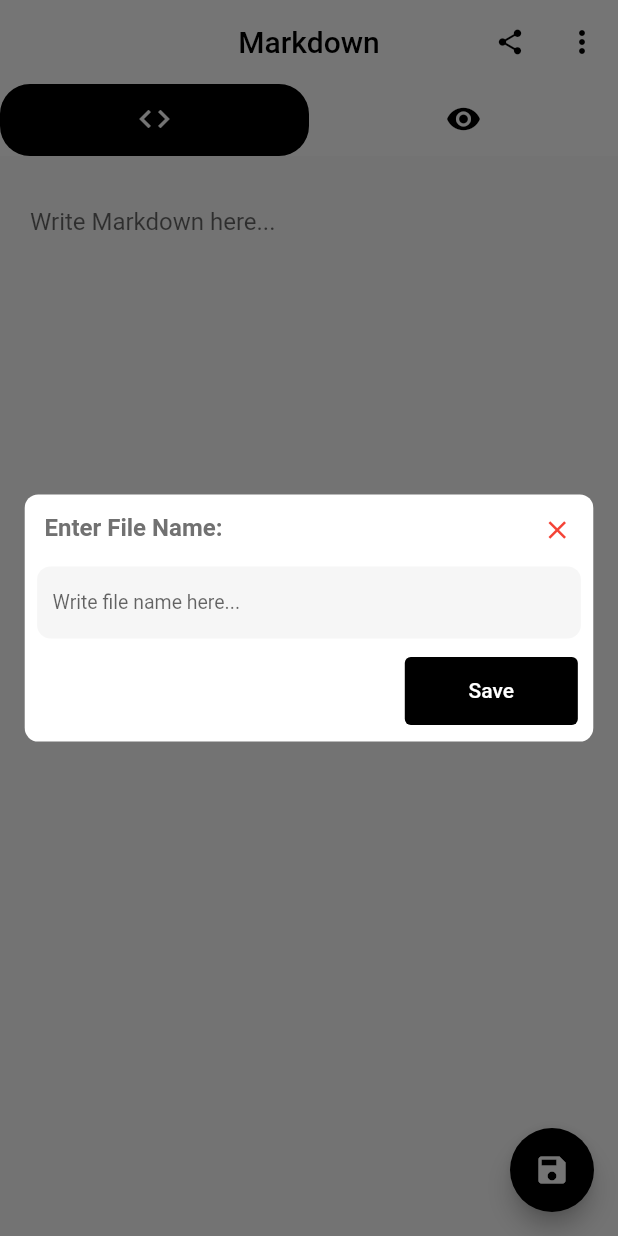
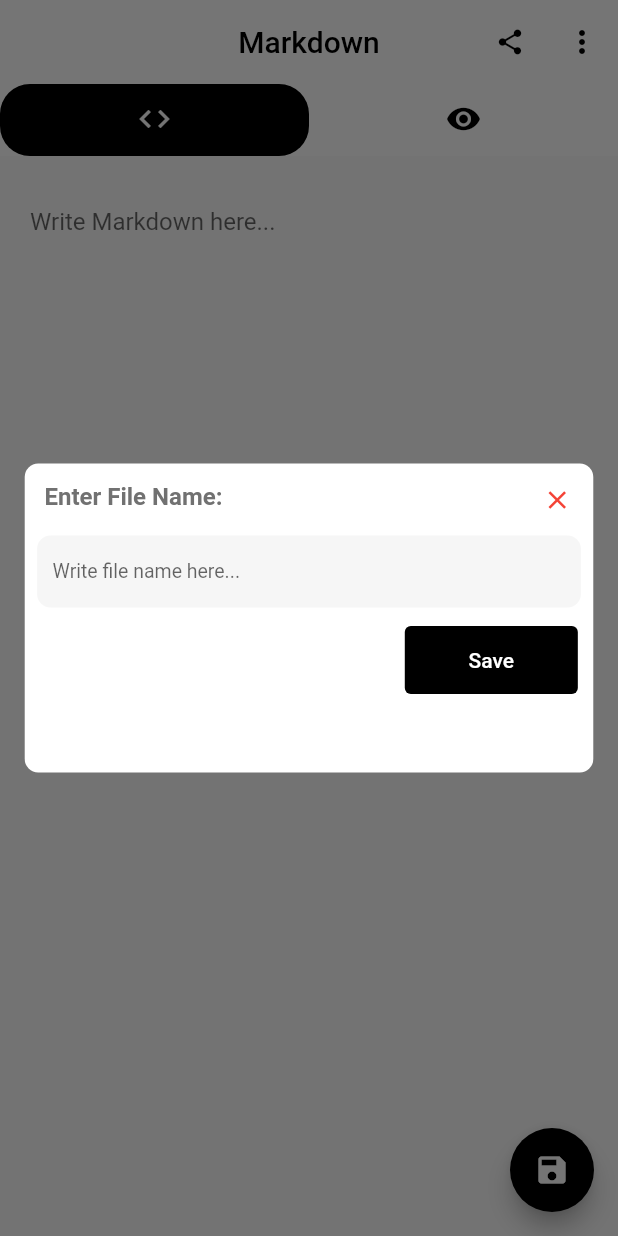
Before and after one commit to UsamaEjaz0/Markdown-editor-edit-.md-files, a Flutter app: the screen it shows after launch, after a tap on the "save" icon, on a phone screen of 412 x 824 dp. Run offline on Flutter 3.47's test engine with Material 2 defaults, Android fonts, the phone set to English and light mode, and no system bars; our stand-ins replace another_flushbar, file_picker, flutter_markdown, google_mobile_ads; missing offline and left inert: share_extend; network calls fail; Roboto replaces fonts that are missing (Montserrat).

Commit message:
admob integration

```diff
--- a/lib/dialogs/file_name.dart
+++ b/lib/dialogs/file_name.dart
@@ -39,7 +39,7 @@ class _FileNameDialogState extends State<FileNameDialog> {
       children: <Widget>[
         Container(
           width: SizeConfig.safeBlockHorizontal * 92,
-          height: SizeConfig.safeBlockVertical * 20,
+           height: SizeConfig.safeBlockVertical * 25,
           decoration: BoxDecoration(
             shape: BoxShape.rectangle,
             color: Colors.white,
--- a/lib/home.dart
+++ b/lib/home.dart
@@ -1,9 +1,11 @@
 import 'package:another_flushbar/flushbar.dart';
 import 'package:easy_markdown_editor/dialogs/file_name.dart';
+import 'package:easy_markdown_editor/utils/ad_helper.dart';
 import 'package:file_picker/file_picker.dart';
 import 'package:flutter/material.dart';
 import 'package:flutter/services.dart';
 import 'package:flutter_markdown/flutter_markdown.dart';
+import 'package:google_mobile_ads/google_mobile_ads.dart';
 import 'package:path_provider/path_provider.dart';
 import 'package:share_extend/share_extend.dart';
 import 'utils/file_utils.dart';
@@ -27,6 +29,36 @@ class _MyHomePageState extends State<MyHomePage> with SingleTickerProviderStateM
   String fileName = "file";
   bool shareable = false;
 
+  BannerAd _bannerAd;
+  bool _isBannerAdReady = false;
+  InterstitialAd _interstitialAd;
+  bool _isInterstitialAdReady = false;
+  Future<InitializationStatus> _initGoogleMobileAds() {
+    return MobileAds.instance.initialize();
+  }
+  void _loadInterstitialAd() {
+    InterstitialAd.load(
+      adUnitId: AdHelper.interstitialAdUnitId,
+      request: AdRequest(),
+      adLoadCallback: InterstitialAdLoadCallback(
+        onAdLoaded: (ad) {
+          this._interstitialAd = ad;
+
+          ad.fullScreenContentCallback = FullScreenContentCallback(
+            onAdDismissedFullScreenContent: (ad) {
+              handleClick('Save File');
+            },
+          );
+
+          _isInterstitialAdReady = true;
+        },
+        onAdFailedToLoad: (err) {
+          print('Failed to load an interstitial ad: ${err.message}');
+          _isInterstitialAdReady = false;
+        },
+      ),
+    );
+  }
   Future<void> _openFileExplorer() async {
     if (_pickingType != FileType.CUSTOM || _hasValidMime) {
       try {
@@ -50,6 +82,26 @@ class _MyHomePageState extends State<MyHomePage> with SingleTickerProviderStateM
     super.initState();
     _controller = TabController(length: 2, vsync: this);
     _textEditingController = TextEditingController();
+    _bannerAd = BannerAd(
+      adUnitId: AdHelper.bannerAdUnitId,
+      request: AdRequest(),
+      size: AdSize.banner,
+      listener: BannerAdListener(
+        onAdLoaded: (_) {
+          setState(() {
+            _isBannerAdReady = true;
+          });
+        },
+        onAdFailedToLoad: (ad, err) {
+          print('Failed to load a banner ad: ${err.message}');
+          _isBannerAdReady = false;
+          ad.dispose();
+        },
+      ),
+    );
+    print(_isBannerAdReady);
+    _bannerAd.load();
+    _loadInterstitialAd();
   }
 
   void updateText(String text) {
@@ -142,8 +194,14 @@ class _MyHomePageState extends State<MyHomePage> with SingleTickerProviderStateM
 
 
   }
-
+  @override
+  void dispose() {
+    _bannerAd.dispose();
+    _interstitialAd.dispose();
+    super.dispose();
+  }
   Future<void> handleClick(String value) async {
+    print(_isBannerAdReady);
     switch (value) {
       case 'Open File':
         await _openFileExplorer();
@@ -172,7 +230,12 @@ class _MyHomePageState extends State<MyHomePage> with SingleTickerProviderStateM
 
       floatingActionButton: FloatingActionButton(
         onPressed: () async {
+          if (_isInterstitialAdReady) {
+            _interstitialAd?.show();
+          } else {
             handleClick('Save File');
+          }
+
         }
         ,
         child: const Icon(Icons.save),
@@ -231,7 +294,22 @@ class _MyHomePageState extends State<MyHomePage> with SingleTickerProviderStateM
           ],
         ),
       ),
-      body: TabBarView(controller: _controller, children: [
+      body: FutureBuilder<void>(
+        future: _initGoogleMobileAds(),
+      builder: (BuildContext context, AsyncSnapshot<void> snapshot){
+        return Column(
+          children: [
+            if (_isBannerAdReady)
+              Align(
+                alignment: Alignment.topCenter,
+                child: Container(
+                  width: _bannerAd.size.width.toDouble(),
+                  height: _bannerAd.size.height.toDouble(),
+                  child: AdWidget(ad: _bannerAd),
+                ),
+              ),
+            Expanded(
+              child: TabBarView(controller: _controller, children: [
                 Container(
                   margin: EdgeInsets.all(20),
                   child: TextField(
@@ -252,6 +330,11 @@ class _MyHomePageState extends State<MyHomePage> with SingleTickerProviderStateM
                   child: Markdown(data: text, selectable: true),
                 ),
               ]),
+            ),
+
+          ],
+        );},
+      ),
     );
   }
 }
--- /dev/null
+++ b/lib/utils/ad_helper.dart
@@ -0,0 +1,34 @@
+import 'dart:io';
+
+class AdHelper {
+
+  static String get bannerAdUnitId {
+    if (Platform.isAndroid) {
+      return 'ca-app-pub-3940256099942544/6300978111';
+    } else if (Platform.isIOS) {
+      return 'ca-app-pub-3940256099942544/2934735716';
+    } else {
+      throw new UnsupportedError('Unsupported platform');
+    }
+  }
+
+  static String get interstitialAdUnitId {
+    if (Platform.isAndroid) {
+      return "ca-app-pub-3940256099942544/1033173712";
+    } else if (Platform.isIOS) {
+      return "ca-app-pub-3940256099942544/4411468910";
+    } else {
+      throw new UnsupportedError("Unsupported platform");
+    }
+  }
+
+  static String get rewardedAdUnitId {
+    if (Platform.isAndroid) {
+      return "ca-app-pub-3940256099942544/5224354917";
+    } else if (Platform.isIOS) {
+      return "ca-app-pub-3940256099942544/1712485313";
+    } else {
+      throw new UnsupportedError("Unsupported platform");
+    }
+  }
+}
--- a/pubspec.yaml
+++ b/pubspec.yaml
@@ -34,6 +34,7 @@ dependencies:
   another_flushbar: ^1.10.24
   flutter_speed_dial: ^4.1.0
   share_extend: ^2.0.0
+  google_mobile_ads: ^0.13.0
 
 dev_dependencies:
   flutter_test:
```
Also changed, not shown: pubspec.lock, 5 other files. Lines whose indentation alone changed are shown as unchanged.
